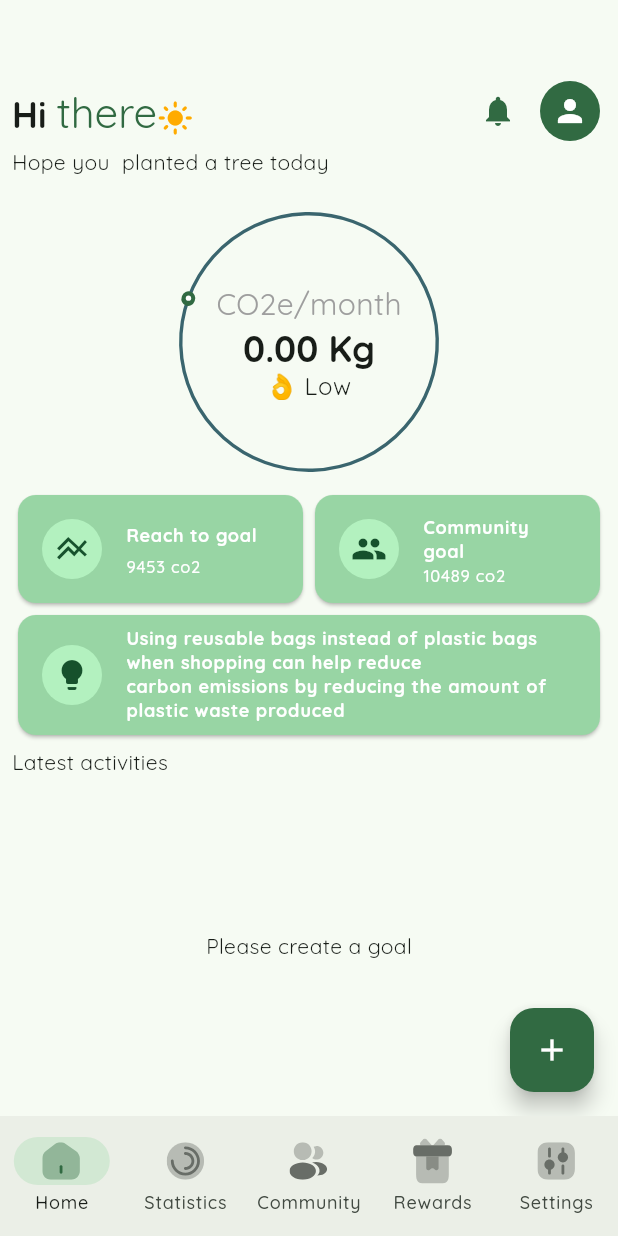
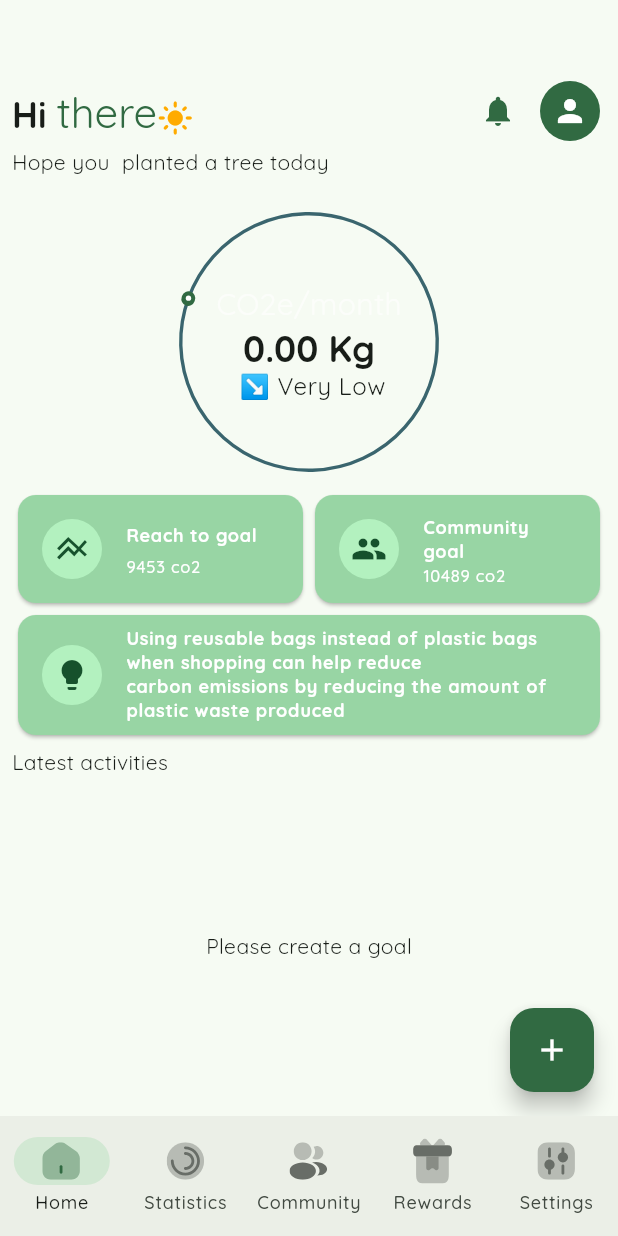
Before and after one commit to Quingsley/CarbonZero, a Flutter app: the HomeScreen screen opened by its route, on a phone screen of 412 x 824 dp. Run offline on Flutter 3.47's test engine with Material 3 defaults, Android fonts, the phone set to English and light mode, and no system bars; drawn by our look-alikes of flutter_expandable_fab, sleek_circular_slider; our stand-ins replace awesome_notifications, cloud_firestore, country_picker, equatable, firebase_auth, firebase_core and 19 more; missing offline and left inert: firebase_app_check, firebase_cached_image, flutter_face_pile; accounts and stored records are empty; generated files the repository leaves out were written again; network calls fail; project files that could hold a hidden picture were left out.

Commit message:
Update color and conclusion message in CarbonFootPrintData

```diff
--- a/lib/features/home/presentation/widgets/carbon_foot_print.dart
+++ b/lib/features/home/presentation/widgets/carbon_foot_print.dart
@@ -38,7 +38,7 @@ class CarbonFootPrintData extends StatelessWidget {
         infoProperties: InfoProperties(
           topLabelText: 'CO2e/$per',
           topLabelStyle: context.textTheme.bodyMedium?.copyWith(
-            color: Colors.grey[500],
+            color: context.colors.onPrimary.withOpacity(.62),
             fontSize: 20,
           ),
           mainLabelStyle: context.textTheme.displaySmall?.copyWith(
@@ -63,7 +63,7 @@ class CarbonFootPrintData extends StatelessWidget {
 /// [conclusion] returns a string based on the value of the carbon footprint
 String conclusion(double value) {
   if (value < 2700) {
-    return '👌 Low';
+    return ' ↘️ Very Low';
   } else if (value >= 2700 && value <= 7250) {
     return '👍 Ideal';
   } else if (value >= 7250 && value <= 10000) {
```
